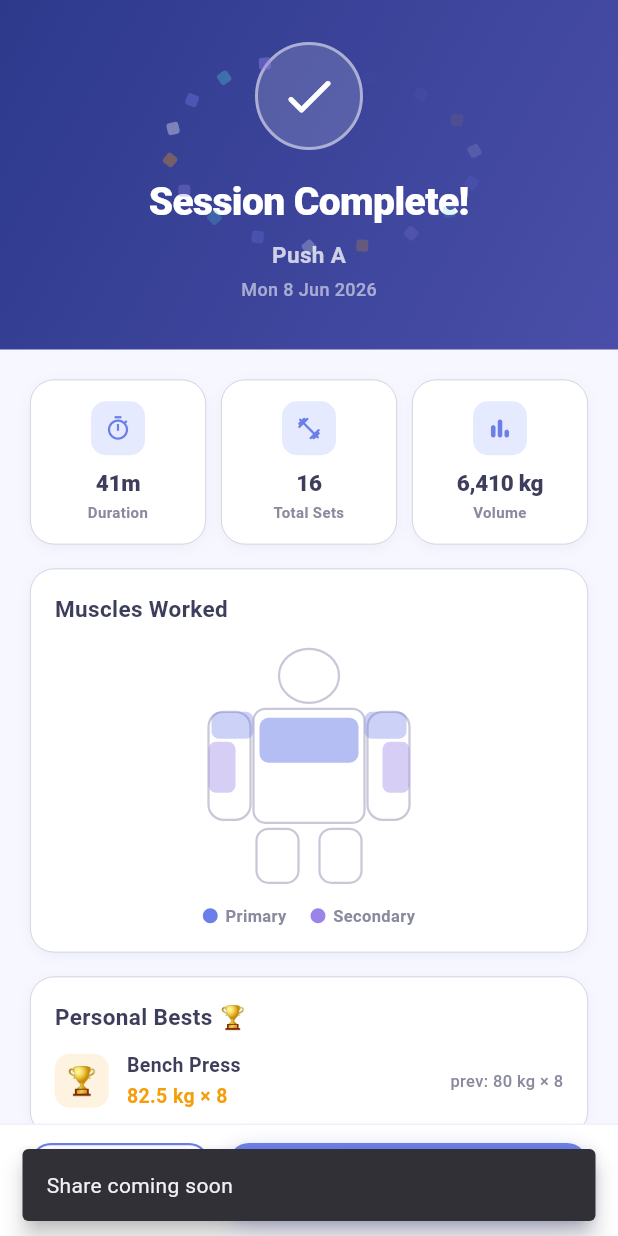
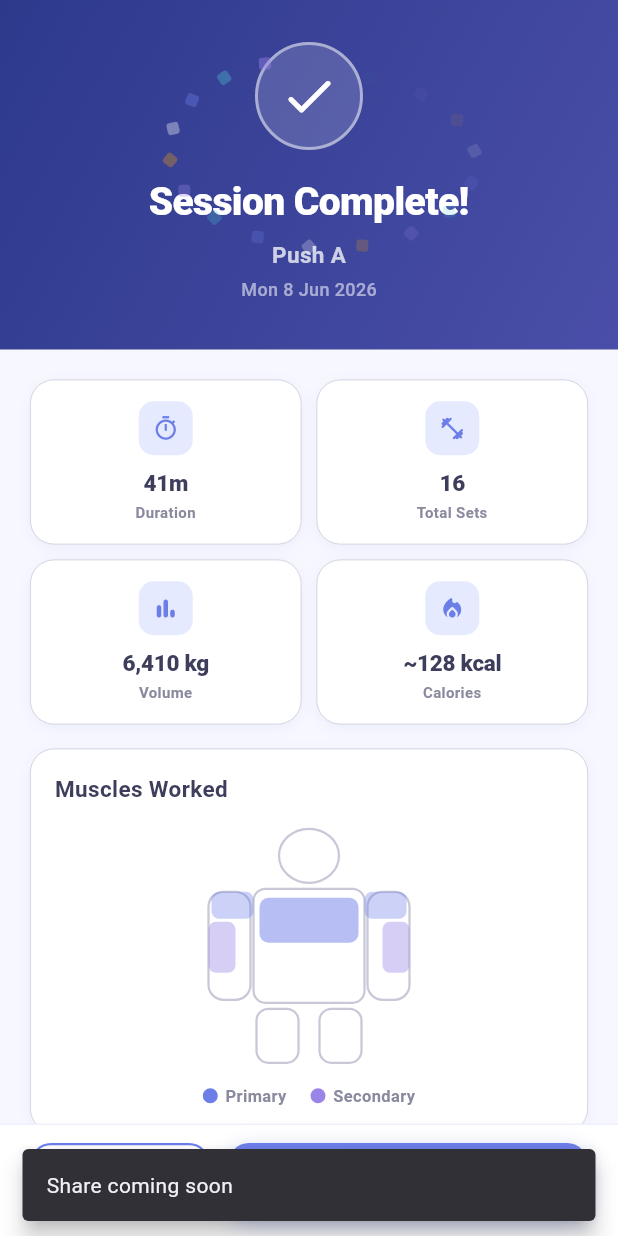
Before and after one commit to Monica-Cheng/FYP-26-S2-15_code, a Flutter app: the PostSessionSummaryScreen screen opened by its route, after a tap on "Share", on a phone screen of 412 x 824 dp. Run offline on Flutter 3.47's test engine with Material 3 defaults, Android fonts, the phone set to English and light mode, and no system bars; our stand-ins replace cloud_firestore, firebase_auth, firebase_core, fl_chart, flutter_dotenv, flutter_riverpod and 2 more; accounts and stored records are empty; generated files the repository leaves out were written again; Roboto replaces fonts that are missing (SF Pro Display).

Commit message:
feat: save gym session to Firestore with calories and XP calculation

```diff
--- a/lib/screens/plans/post_session_summary_screen.dart
+++ b/lib/screens/plans/post_session_summary_screen.dart
@@ -163,6 +163,7 @@ class _PostSessionSummaryScreenState extends State<PostSessionSummaryScreen>
     final exercises = _parseExercises(extra?['exercises']);
     final stats = _calcStats(exercises);
     final xp = stats.totalSets * 15;
+    final caloriesBurned = stats.totalSets * 8;
 
     return Scaffold(
       backgroundColor: WW.bg,
@@ -179,7 +180,7 @@ class _PostSessionSummaryScreenState extends State<PostSessionSummaryScreen>
                     child: Column(
                       crossAxisAlignment: CrossAxisAlignment.stretch,
                       children: [
-                        _buildStatsRow(elapsedSeconds, stats),
+                        _buildStatsRow(elapsedSeconds, stats, caloriesBurned),
                         const SizedBox(height: 16),
                         _buildMusclesCard(),
                         const SizedBox(height: 16),
@@ -234,10 +235,10 @@ class _PostSessionSummaryScreenState extends State<PostSessionSummaryScreen>
                   width: 72,
                   height: 72,
                   decoration: BoxDecoration(
-                    color: Colors.white.withOpacity(0.15),
+                    color: Colors.white.withValues(alpha: 0.15),
                     shape: BoxShape.circle,
                     border: Border.all(
-                      color: Colors.white.withOpacity(0.5),
+                      color: Colors.white.withValues(alpha: 0.5),
                       width: 2,
                     ),
                   ),
@@ -264,7 +265,7 @@ class _PostSessionSummaryScreenState extends State<PostSessionSummaryScreen>
                 style: TextStyle(
                   fontSize: 15,
                   fontWeight: FontWeight.w600,
-                  color: Colors.white.withOpacity(0.75),
+                  color: Colors.white.withValues(alpha: 0.75),
                 ),
               ),
               const SizedBox(height: 4),
@@ -273,7 +274,7 @@ class _PostSessionSummaryScreenState extends State<PostSessionSummaryScreen>
                 style: TextStyle(
                   fontSize: 12,
                   fontWeight: FontWeight.w500,
-                  color: Colors.white.withOpacity(0.55),
+                  color: Colors.white.withValues(alpha: 0.55),
                 ),
               ),
             ],
@@ -286,8 +287,14 @@ class _PostSessionSummaryScreenState extends State<PostSessionSummaryScreen>
 
   // ── Section 2 — Stats row ─────────────────────────────────────────────────
 
-  Widget _buildStatsRow(int secs, ({int totalSets, double volume}) stats) {
-    return Row(
+  Widget _buildStatsRow(
+    int secs,
+    ({int totalSets, double volume}) stats,
+    int calories,
+  ) {
+    return Column(
+      children: [
+        Row(
           children: [
             Expanded(
               child: _StatCard(
@@ -304,13 +311,27 @@ class _PostSessionSummaryScreenState extends State<PostSessionSummaryScreen>
                 icon: Icons.fitness_center_rounded,
               ),
             ),
-        const SizedBox(width: 10),
+          ],
+        ),
+        const SizedBox(height: 10),
+        Row(
+          children: [
             Expanded(
               child: _StatCard(
                 label: 'Volume',
                 value: '${_fmtVolume(stats.volume)} kg',
                 icon: Icons.bar_chart_rounded,
               ),
+            ),
+            const SizedBox(width: 10),
+            Expanded(
+              child: _StatCard(
+                label: 'Calories',
+                value: '~$calories kcal',
+                icon: Icons.local_fire_department_rounded,
+              ),
+            ),
+          ],
         ),
       ],
     );
@@ -423,7 +444,7 @@ class _PostSessionSummaryScreenState extends State<PostSessionSummaryScreen>
       decoration: BoxDecoration(
         color: WW.tealBg,
         borderRadius: BorderRadius.circular(14),
-        border: Border.all(color: WW.teal.withOpacity(0.3), width: 1),
+        border: Border.all(color: WW.teal.withValues(alpha: 0.3), width: 1),
       ),
       child: Column(
         crossAxisAlignment: CrossAxisAlignment.start,
@@ -448,7 +469,7 @@ class _PostSessionSummaryScreenState extends State<PostSessionSummaryScreen>
             child: LinearProgressIndicator(
               value: 0.72,
               minHeight: 7,
-              backgroundColor: WW.teal.withOpacity(0.15),
+              backgroundColor: WW.teal.withValues(alpha: 0.15),
               valueColor: const AlwaysStoppedAnimation<Color>(WW.teal),
             ),
           ),
@@ -609,7 +630,7 @@ class _PostSessionSummaryScreenState extends State<PostSessionSummaryScreen>
                             padding: const EdgeInsets.symmetric(
                                 horizontal: 7, vertical: 2),
                             decoration: BoxDecoration(
-                              color: WW.gold.withOpacity(0.15),
+                              color: WW.gold.withValues(alpha: 0.15),
                               borderRadius: BorderRadius.circular(6),
                             ),
                             child: const Text(
@@ -731,7 +752,7 @@ class _PostSessionSummaryScreenState extends State<PostSessionSummaryScreen>
                   borderRadius: BorderRadius.circular(14),
                   boxShadow: [
                     BoxShadow(
-                      color: WW.primary.withOpacity(0.35),
+                      color: WW.primary.withValues(alpha: 0.35),
                       blurRadius: 12,
                       offset: const Offset(0, 4),
                     ),
@@ -835,7 +856,7 @@ class _PbRow extends StatelessWidget {
           width: 36,
           height: 36,
           decoration: BoxDecoration(
-            color: WW.gold.withOpacity(0.12),
+            color: WW.gold.withValues(alpha: 0.12),
             borderRadius: BorderRadius.circular(10),
           ),
           child: const Center(
@@ -953,7 +974,7 @@ class _ConfettiBurstState extends State<_ConfettiBurst>
                             width: 8,
                             height: 8,
                             decoration: BoxDecoration(
-                              color: color.withOpacity(0.85),
+                              color: color.withValues(alpha: 0.85),
                               borderRadius: BorderRadius.circular(2),
                             ),
                           ),
@@ -1092,7 +1113,7 @@ class _MusclesPainter extends CustomPainter {
 
     // Highlights — chest (primary)
     final chestPaint = Paint()
-      ..color = WW.primary.withOpacity(0.5)
+      ..color = WW.primary.withValues(alpha: 0.5)
       ..style = PaintingStyle.fill;
     canvas.drawRRect(
       RRect.fromRectAndRadius(
@@ -1104,7 +1125,7 @@ class _MusclesPainter extends CustomPainter {
 
     // Highlights — shoulders (primary, lighter)
     final shoulderPaint = Paint()
-      ..color = WW.primary.withOpacity(0.35)
+      ..color = WW.primary.withValues(alpha: 0.35)
       ..style = PaintingStyle.fill;
     // Left shoulder
     canvas.drawRRect(
@@ -1125,7 +1146,7 @@ class _MusclesPainter extends CustomPainter {
 
     // Highlights — triceps (secondary)
     final tricepPaint = Paint()
-      ..color = WW.lavender.withOpacity(0.4)
+      ..color = WW.lavender.withValues(alpha: 0.4)
       ..style = PaintingStyle.fill;
     // Left tricep
     canvas.drawRRect(
```
Also changed, not shown: lib/screens/plans/gym_session_screen.dart (+78 -26 lines), lib/services/firestore_service.dart (+86 -0 lines). Lines whose indentation alone changed are shown as unchanged.
